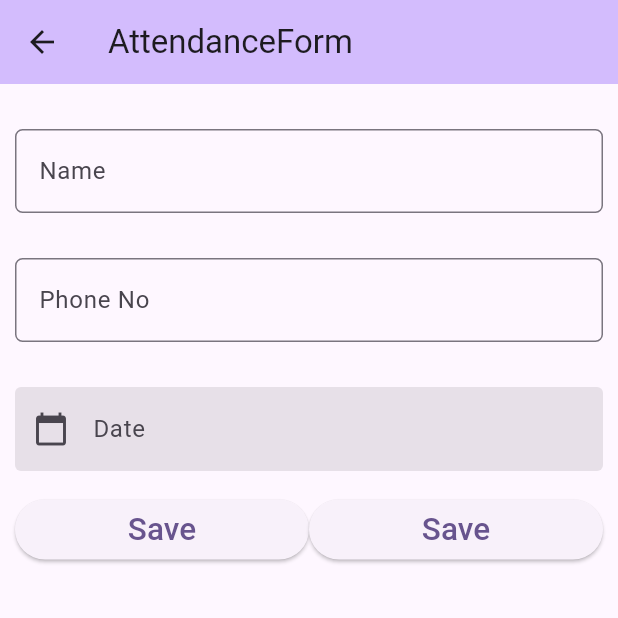
After one commit to JasperYong123/AttendanceApp, a Flutter app: the AttendanceForm screen opened by its route, on a phone screen of 412 x 824 dp, the top half of it. The commit adds this screen. Run offline on Flutter 3.47's test engine with Material 2 defaults, Android fonts, the phone set to English and light mode, and no system bars; our stand-ins replace shared_preferences, timeago; accounts and stored records are empty.

Commit message:
Added page to add attendance

```diff
--- /dev/null
+++ b/attendance_app/lib/attendance_form.dart
@@ -0,0 +1,101 @@
+// ignore_for_file: prefer_const_constructors
+
+import 'package:flutter/material.dart';
+
+class AttendanceForm extends StatefulWidget {
+  const AttendanceForm({super.key});
+
+  @override
+  State<AttendanceForm> createState() => _AttendanceFormState();
+}
+
+class _AttendanceFormState extends State<AttendanceForm> {
+  TextEditingController nameController = TextEditingController();
+  TextEditingController phoneController = TextEditingController();
+  TextEditingController dateController = TextEditingController();
+  @override
+  Widget build(BuildContext context) {
+    return Scaffold(
+        appBar: AppBar(
+          title: Text('AttendanceForm'),
+          backgroundColor: Theme.of(context).colorScheme.inversePrimary,
+        ),
+        body: Padding(
+          padding: EdgeInsets.only(top: 15.0, left: 10.0, right: 10.0),
+          child: ListView(
+            children: <Widget>[
+              Padding(
+                padding: EdgeInsets.only(top: 15.0, bottom: 15.0),
+                child: TextField(
+                    controller: nameController,
+                    decoration: InputDecoration(
+                        labelText: 'Name',
+                        border: OutlineInputBorder(
+                            borderRadius: BorderRadius.circular(5.0)))),
+              ),
+              Padding(
+                  padding: EdgeInsets.only(top: 15.0, bottom: 15.0),
+                  child: TextField(
+                      controller: phoneController,
+                      decoration: InputDecoration(
+                          labelText: 'Phone No',
+                          border: OutlineInputBorder(
+                              borderRadius: BorderRadius.circular(5.0))))),
+              Padding(
+                padding: EdgeInsets.only(top: 15.0, bottom: 15.0),
+                child: TextField(
+                  controller: dateController,
+                  decoration: InputDecoration(
+                      labelText: 'Date',
+                      filled: true,
+                      prefixIcon: Icon(Icons.calendar_today),
+                      enabledBorder:
+                          OutlineInputBorder(borderSide: BorderSide.none),
+                      focusedBorder: OutlineInputBorder(
+                          borderSide: BorderSide(color: Colors.blue)
+                      )
+                  ),
+                  readOnly: true,
+                  onTap: (){_selectDate();},
+                ),
+              ),
+              Row(
+                children: <Widget>[
+                  Expanded(
+                      child: ElevatedButton(
+                    child: Text(
+                      'Save',
+                      textScaleFactor: 1.5,
+                    ),
+                    onPressed: () {},
+                  )),
+                  Expanded(
+                      child: ElevatedButton(
+                    child: Text(
+                      'Save',
+                      textScaleFactor: 1.5,
+                    ),
+                    onPressed: () {},
+                  ))
+                ],
+              )
+            ],
+          ),
+        ));
+  }
+  Future<void> _selectDate()async{
+  DateTime? date = await showDatePicker(
+    context: context,
+    initialDate: DateTime.now(),
+    firstDate:DateTime(2000),
+    lastDate: DateTime(2100));
+
+  if(date != null){
+    setState(() {
+      dateController.text = date.toString().split(" ")[0];
+    });
+  }
+
+}
+
+}
--- a/attendance_app/lib/main.dart
+++ b/attendance_app/lib/main.dart
@@ -1,6 +1,7 @@
 // ignore_for_file: prefer_const_constructors
 
 import 'dart:convert';
+import 'package:attendance_app/attendance_form.dart';
 import 'package:attendance_app/attendance_list.dart';
 import 'package:flutter/material.dart';
 import 'package:flutter/services.dart';
@@ -28,7 +29,12 @@ class MyApp extends StatelessWidget {
         colorScheme: ColorScheme.fromSeed(seedColor: Colors.deepPurple),
         useMaterial3: true,
       ),
-      home: MyHomePage(title: "Attendance App"),
+      // home: MyHomePage(title: "Attendance App"),
+
+      routes: {
+        '/': (context) => MyHomePage(title: "Attendance App"),
+        '/form' : (context) => AttendanceForm(),
+      },
     );
   }
 }
@@ -131,11 +137,11 @@ class _MyHomePageState extends State<MyHomePage> {
       ),
       floatingActionButton: FloatingActionButton(
         onPressed: (){
-
+            Navigator.pushNamed(context, '/form');
         },
-        tooltip: 'Increment',
         child: const Icon(Icons.add),
       ), // This trailing comma makes auto-formatting nicer for build methods.
     );
   }
+
 }
```
